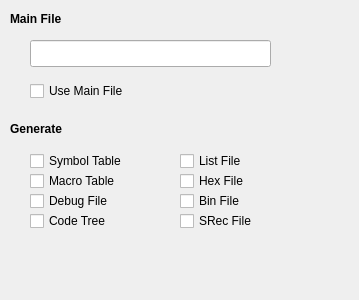
Qt form IDE/GUI/dialogs/projectcfg/projectcfg_compiler.ui (AbyssAbbeba/MDS-picoblaze-AVR-ide) before a commit.
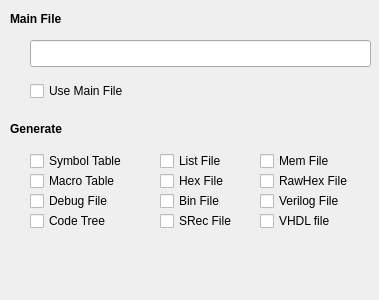
The same form after that commit.

```diff
--- a/IDE/GUI/dialogs/projectcfg/projectcfg_compiler.ui
+++ b/IDE/GUI/dialogs/projectcfg/projectcfg_compiler.ui
@@ -6,7 +6,7 @@
    <rect>
     <x>0</x>
     <y>0</y>
-    <width>359</width>
+    <width>379</width>
     <height>300</height>
    </rect>
   </property>
@@ -37,7 +37,7 @@
     <rect>
      <x>30</x>
      <y>40</y>
-     <width>241</width>
+     <width>341</width>
      <height>27</height>
     </rect>
    </property>
@@ -138,7 +138,7 @@
   <widget class="QCheckBox" name="chckLstFile">
    <property name="geometry">
     <rect>
-     <x>180</x>
+     <x>160</x>
      <y>150</y>
      <width>97</width>
      <height>22</height>
@@ -151,7 +151,7 @@
   <widget class="QCheckBox" name="chckHexFile">
    <property name="geometry">
     <rect>
-     <x>180</x>
+     <x>160</x>
      <y>170</y>
      <width>97</width>
      <height>22</height>
@@ -164,7 +164,7 @@
   <widget class="QCheckBox" name="chckBinFile">
    <property name="geometry">
     <rect>
-     <x>180</x>
+     <x>160</x>
      <y>190</y>
      <width>97</width>
      <height>22</height>
@@ -177,7 +177,7 @@
   <widget class="QCheckBox" name="chckSRecFile">
    <property name="geometry">
     <rect>
-     <x>180</x>
+     <x>160</x>
      <y>210</y>
      <width>97</width>
      <height>22</height>
@@ -187,6 +187,58 @@
     <string>SRec File</string>
    </property>
   </widget>
+  <widget class="QCheckBox" name="chckVerilog">
+   <property name="geometry">
+    <rect>
+     <x>260</x>
+     <y>190</y>
+     <width>111</width>
+     <height>22</height>
+    </rect>
+   </property>
+   <property name="text">
+    <string>Verilog File</string>
+   </property>
+  </widget>
+  <widget class="QCheckBox" name="chckVHDL">
+   <property name="geometry">
+    <rect>
+     <x>260</x>
+     <y>210</y>
+     <width>97</width>
+     <height>22</height>
+    </rect>
+   </property>
+   <property name="text">
+    <string>VHDL file</string>
+   </property>
+  </widget>
+  <widget class="QCheckBox" name="chckRawHex">
+   <property name="geometry">
+    <rect>
+     <x>260</x>
+     <y>170</y>
+     <width>111</width>
+     <height>22</height>
+    </rect>
+   </property>
+   <property name="text">
+    <string>RawHex File</string>
+   </property>
+  </widget>
+  <widget class="QCheckBox" name="chckMem">
+   <property name="geometry">
+    <rect>
+     <x>260</x>
+     <y>150</y>
+     <width>97</width>
+     <height>22</height>
+    </rect>
+   </property>
+   <property name="text">
+    <string>Mem File</string>
+   </property>
+  </widget>
  </widget>
  <resources/>
  <connections/>
```
